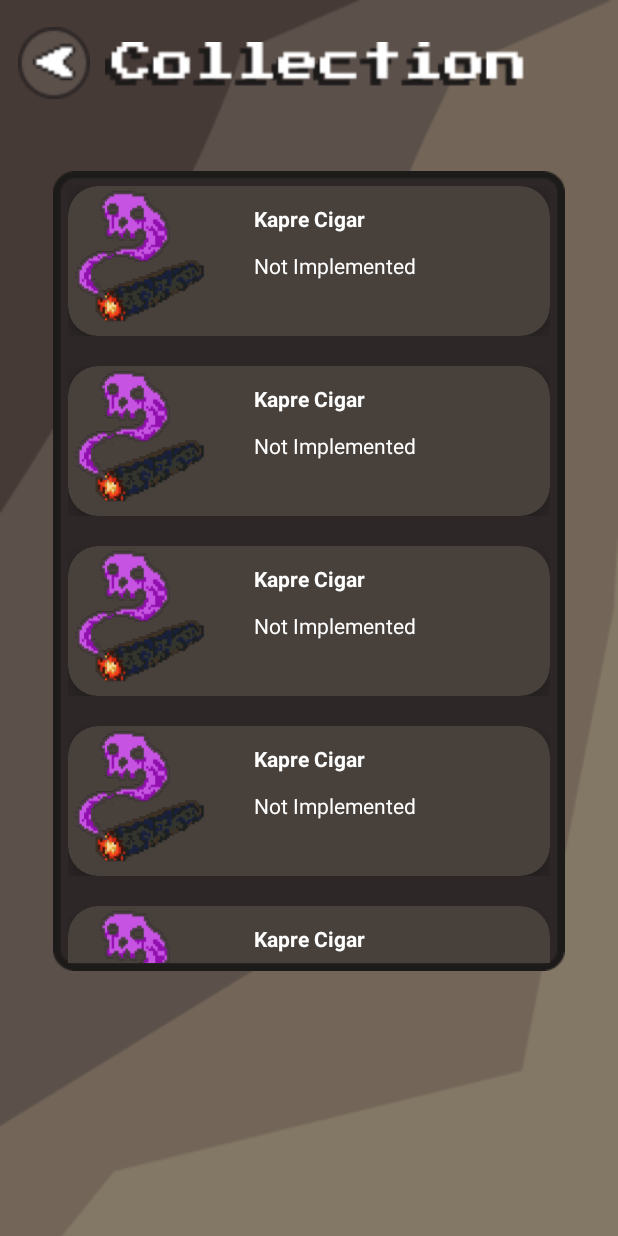
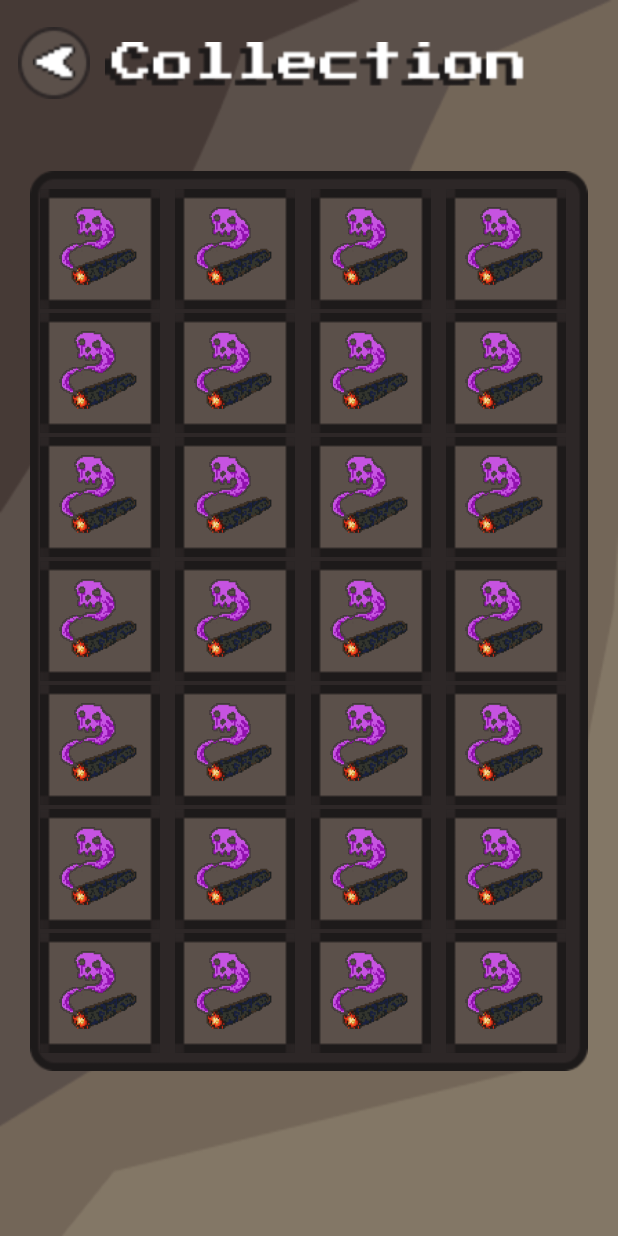
Before and after one commit to alain-cheng/MOBDEVE-MP, an Android app: the Collection screen opened directly, with no data from a screen before it, on a phone screen of 412 x 824 dp. Run offline under Robolectric (Android 15) with nearby library versions, the phone set to English and light mode, and no system bars; our stand-ins replace Room's generated code.

Commit message:
Update: Changed Collection View's RecyclerView from LinearLayout to GridLayout

```diff
--- a/app/src/main/java/com/mobdeve/s15/taboo/Collection.java
+++ b/app/src/main/java/com/mobdeve/s15/taboo/Collection.java
@@ -2,6 +2,7 @@ package com.mobdeve.s15.taboo;
 
 import androidx.appcompat.app.AppCompatActivity;
 import androidx.lifecycle.ViewModelProvider;
+import androidx.recyclerview.widget.GridLayoutManager;
 import androidx.recyclerview.widget.LinearLayoutManager;
 import androidx.recyclerview.widget.RecyclerView;
 
@@ -24,8 +25,17 @@ public class Collection extends AppCompatActivity {
     // placeholder: for Prototype App only
     ArrayList<TreasureModelTemp> treasures = new ArrayList<>();
     int[] itemThumbnails = {R.drawable.item_kaprecigar,
-            R.drawable.item_kaprecigar, R.drawable.item_kaprecigar,
-            R.drawable.item_kaprecigar, R.drawable.item_kaprecigar};
+            R.drawable.item_kaprecigar, R.drawable.item_kaprecigar, R.drawable.item_kaprecigar,
+            R.drawable.item_kaprecigar, R.drawable.item_kaprecigar, R.drawable.item_kaprecigar,
+            R.drawable.item_kaprecigar, R.drawable.item_kaprecigar, R.drawable.item_kaprecigar,
+            R.drawable.item_kaprecigar, R.drawable.item_kaprecigar, R.drawable.item_kaprecigar,
+            R.drawable.item_kaprecigar, R.drawable.item_kaprecigar, R.drawable.item_kaprecigar,
+            R.drawable.item_kaprecigar, R.drawable.item_kaprecigar, R.drawable.item_kaprecigar,
+            R.drawable.item_kaprecigar, R.drawable.item_kaprecigar, R.drawable.item_kaprecigar,
+            R.drawable.item_kaprecigar, R.drawable.item_kaprecigar, R.drawable.item_kaprecigar,
+            R.drawable.item_kaprecigar, R.drawable.item_kaprecigar, R.drawable.item_kaprecigar,
+            R.drawable.item_kaprecigar, R.drawable.item_kaprecigar, R.drawable.item_kaprecigar,
+            R.drawable.item_kaprecigar};
 
     @Override
     protected void onCreate(Bundle savedInstanceState) {
@@ -41,20 +51,15 @@ public class Collection extends AppCompatActivity {
 
         TreasureRVAdapter adapter = new TreasureRVAdapter(this, treasures);
         recyclerView.setAdapter(adapter);
-        recyclerView.setLayoutManager(new LinearLayoutManager(this));
+        recyclerView.setLayoutManager(new GridLayoutManager(this, 4));
 
         initListeners();
     }
 
     private void setupTreasureModels() {
-        String[] itemNames = getResources().getStringArray(R.array.treasureNames);
-        String[] itemBonuses = getResources().getStringArray(R.array.treasureBonuses);
-
-        for(int i = 0; i < itemNames.length; i++) {
+        for(int i = 0; i < itemThumbnails.length; i++) {
             treasures.add(new TreasureModelTemp(
-                    itemThumbnails[i],
-                    itemNames[i],
-                    itemBonuses[i]
+                    itemThumbnails[i]
             ));
         }
     }
--- a/app/src/main/java/com/mobdeve/s15/taboo/TreasureModelTemp.java
+++ b/app/src/main/java/com/mobdeve/s15/taboo/TreasureModelTemp.java
@@ -6,23 +6,12 @@ package com.mobdeve.s15.taboo;
 
 public class TreasureModelTemp {
     int image;
-    String itemName, itemBonus;
 
-    public TreasureModelTemp(int image, String itemName, String itemBonus) {
+    public TreasureModelTemp(int image) {
         this.image = image;
-        this.itemName = itemName;
-        this.itemBonus = itemBonus;
     }
 
     public int getImage() {
         return image;
     }
-
-    public String getItemName() {
-        return itemName;
-    }
-
-    public String getItemBonus() {
-        return itemBonus;
-    }
 }
--- a/app/src/main/java/com/mobdeve/s15/taboo/TreasureRVAdapter.java
+++ b/app/src/main/java/com/mobdeve/s15/taboo/TreasureRVAdapter.java
@@ -34,8 +34,6 @@ public class TreasureRVAdapter extends RecyclerView.Adapter<TreasureRVAdapter.My
     @Override
     public void onBindViewHolder(@NonNull TreasureRVAdapter.MyViewHolder holder, int position) {
         holder.imageView.setImageResource(treasures.get(position).getImage());
-        holder.tvName.setText(treasures.get(position).getItemName());
-        holder.tvBonus.setText(treasures.get(position).getItemBonus());
 
 
         holder.imageView.setOnClickListener(new View.OnClickListener() {
@@ -55,13 +53,10 @@ public class TreasureRVAdapter extends RecyclerView.Adapter<TreasureRVAdapter.My
     public static class MyViewHolder extends RecyclerView.ViewHolder {
 
         ImageView imageView;
-        TextView tvName, tvBonus;
 
         public MyViewHolder(@NonNull View itemView) {
             super(itemView);
             imageView = itemView.findViewById(R.id.item_thumbnail_iv);
-            tvName = itemView.findViewById(R.id.item_name_tv);
-            tvBonus = itemView.findViewById(R.id.item_bonus_tv);
         }
     }
 }
--- a/app/src/main/res/layout/activity_collection.xml
+++ b/app/src/main/res/layout/activity_collection.xml
@@ -32,13 +32,13 @@
 
     <ScrollView
         android:layout_width="wrap_content"
-        android:layout_height="533dp"
+        android:layout_height="600dp"
         android:layout_below="@+id/collection_text_iv"
         android:layout_alignParentStart="true"
         android:layout_alignParentEnd="true"
-        android:layout_marginStart="35dp"
+        android:layout_marginStart="20dp"
         android:layout_marginTop="50dp"
-        android:layout_marginEnd="35dp"
+        android:layout_marginEnd="20dp"
         android:background="@drawable/treasure_container"
         android:contentDescription="@string/scroll_view"
         android:paddingTop="5dp"
@@ -48,7 +48,11 @@
         <androidx.recyclerview.widget.RecyclerView
             android:id="@+id/item_recyclerView"
             android:layout_width="match_parent"
-            android:layout_height="wrap_content" />
+            android:layout_height="wrap_content"
+            android:layout_marginLeft="5dp"
+            android:layout_marginTop="5dp"
+            android:layout_marginRight="5dp"
+            android:layout_marginBottom="5dp" />
     </ScrollView>
 
 </RelativeLayout>
--- a/app/src/main/res/layout/collection_view_row.xml
+++ b/app/src/main/res/layout/collection_view_row.xml
@@ -1,18 +1,17 @@
 <?xml version="1.0" encoding="utf-8"?>
 <androidx.constraintlayout.widget.ConstraintLayout xmlns:android="http://schemas.android.com/apk/res/android"
     xmlns:app="http://schemas.android.com/apk/res-auto"
-    android:layout_width="match_parent"
+    android:layout_width="wrap_content"
     android:layout_height="wrap_content"
-    android:layout_marginStart="10dp"
-    android:layout_marginTop="10dp"
-    android:layout_marginEnd="10dp"
-    android:layout_marginBottom="10dp">
+    android:layout_marginLeft="1dp"
+    android:layout_marginTop="1dp"
+    android:layout_marginRight="1dp"
+    android:layout_marginBottom="1dp">
 
     <androidx.cardview.widget.CardView
-        android:layout_width="match_parent"
+        android:layout_width="wrap_content"
         android:layout_height="wrap_content"
-        app:cardBackgroundColor="#47403B"
-        app:cardCornerRadius="20dp"
+        app:cardBackgroundColor="@android:color/transparent"
         app:cardElevation="10dp"
         app:layout_constraintBottom_toBottomOf="parent"
         app:layout_constraintEnd_toEndOf="parent"
@@ -24,35 +23,22 @@
             android:layout_height="match_parent">
 
             <ImageView
+                android:id="@+id/imageView"
+                android:layout_width="80dp"
+                android:layout_height="80dp"
+                android:src="@drawable/itembox"
+                app:layout_constraintStart_toStartOf="parent"
+                app:layout_constraintTop_toTopOf="parent" />
+
+            <ImageView
                 android:id="@+id/item_thumbnail_iv"
-                android:layout_width="100dp"
-                android:layout_height="100dp"
+                android:layout_width="80dp"
+                android:layout_height="80dp"
+                android:padding="10dp"
                 android:src="@drawable/item_kaprecigar"
                 app:layout_constraintStart_toStartOf="parent"
                 app:layout_constraintTop_toTopOf="parent" />
 
-            <TextView
-                android:id="@+id/item_name_tv"
-                android:layout_width="wrap_content"
-                android:layout_height="wrap_content"
-                android:layout_marginStart="24dp"
-                android:layout_marginTop="12dp"
-                android:text="TextView"
-                android:textColor="#FFFFFF"
-                android:textStyle="bold"
-                app:layout_constraintStart_toEndOf="@+id/item_thumbnail_iv"
-                app:layout_constraintTop_toTopOf="parent" />
-
-            <TextView
-                android:id="@+id/item_bonus_tv"
-                android:layout_width="wrap_content"
-                android:layout_height="wrap_content"
-                android:layout_marginStart="24dp"
-                android:layout_marginTop="12dp"
-                android:text="TextView"
-                android:textColor="#FFFFFF"
-                app:layout_constraintStart_toEndOf="@+id/item_thumbnail_iv"
-                app:layout_constraintTop_toBottomOf="@+id/item_name_tv" />
         </androidx.constraintlayout.widget.ConstraintLayout>
 
     </androidx.cardview.widget.CardView>
--- a/app/src/main/res/values/strings.xml
+++ b/app/src/main/res/values/strings.xml
@@ -21,18 +21,4 @@
 
     <string name="lorem_ipsum_short">Lorem ipsum dolor sit amet, consectetur adipiscing elit, sed do eiusmod tempor incididunt ut labore et dolore magna aliqua. Ut enim ad minim veniam, quis nostrud exercitation ullamco laboris nisi ut aliquip ex ea commodo consequat. Duis aute irure dolor in reprehenderit in voluptate velit esse cillum dolore eu fugiat nulla pariatur. Excepteur sint occaecat cupidatat non proident, sunt in culpa qui officia deserunt mollit anim id est laborum.</string>
 
-    <string-array name="treasureNames">
-        <item>Kapre Cigar</item>
-        <item>Kapre Cigar</item>
-        <item>Kapre Cigar</item>
-        <item>Kapre Cigar</item>
-        <item>Kapre Cigar</item>
-    </string-array>
-    <string-array name="treasureBonuses">
-        <item>Not Implemented</item>
-        <item>Not Implemented</item>
-        <item>Not Implemented</item>
-        <item>Not Implemented</item>
-        <item>Not Implemented</item>
-    </string-array>
 </resources>
```
